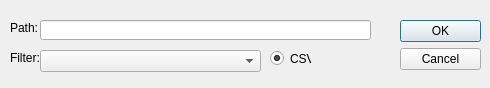
Qt form src/ui_export_options.ui (minorsecond/Ownly) before a commit.
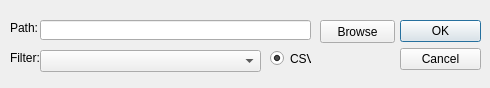
The same form after that commit.

Commit message: Open getSaveFileName on export browse button click

The edit to the form file:
```diff
--- a/src/ui_export_options.ui
+++ b/src/ui_export_options.ui
@@ -47,7 +47,7 @@
     <rect>
      <x>40</x>
      <y>20</y>
-     <width>331</width>
+     <width>271</width>
      <height>20</height>
     </rect>
    </property>
@@ -91,6 +91,19 @@
     <string>Filter:</string>
    </property>
   </widget>
+  <widget class="QPushButton" name="ExportBrowseButton">
+   <property name="geometry">
+    <rect>
+     <x>320</x>
+     <y>20</y>
+     <width>75</width>
+     <height>23</height>
+    </rect>
+   </property>
+   <property name="text">
+    <string>Browse</string>
+   </property>
+  </widget>
  </widget>
  <resources/>
  <connections>
```
The commit also changes 4 other files.
